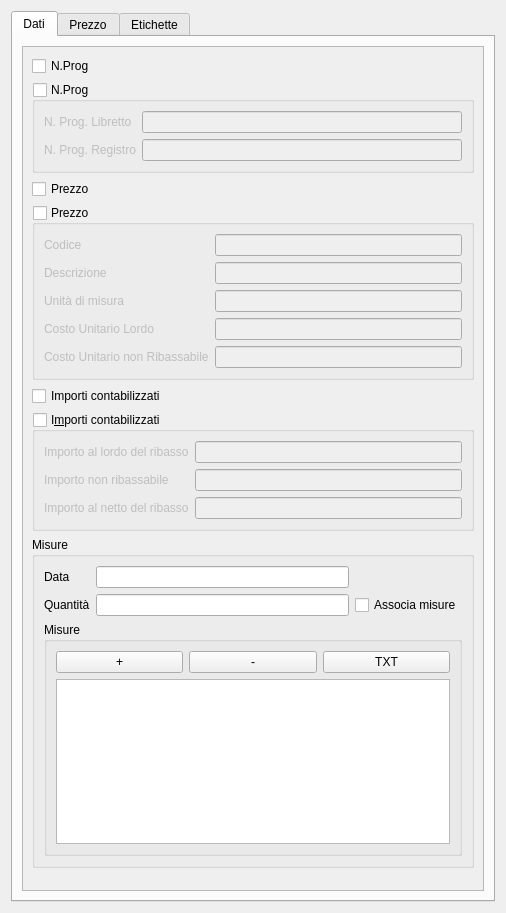
This is qcostgui/accountingitemppugui.ui in mickele77/qcost as Qt 5 draws it before an edit. The edited form follows.
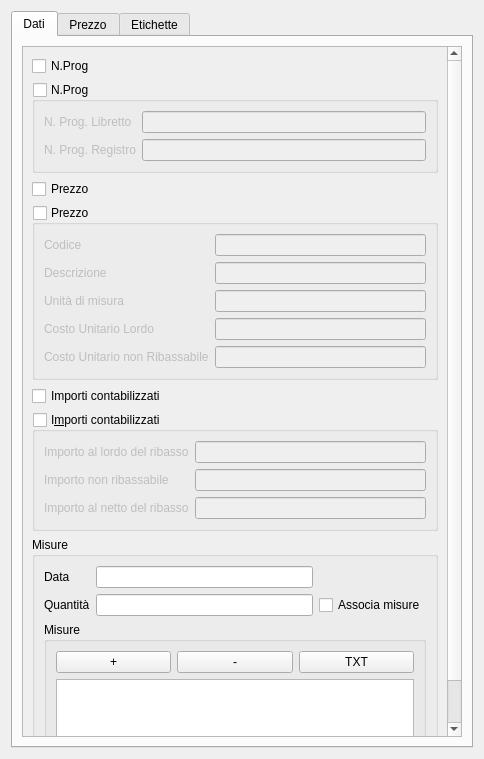
This is the edited form.

Diff of the .ui file:
```diff
--- a/qcostgui/accountingitemppugui.ui
+++ b/qcostgui/accountingitemppugui.ui
@@ -6,8 +6,8 @@
    <rect>
     <x>0</x>
     <y>0</y>
-    <width>506</width>
-    <height>913</height>
+    <width>484</width>
+    <height>759</height>
    </rect>
   </property>
   <property name="windowTitle">
@@ -33,9 +33,9 @@
           <property name="geometry">
            <rect>
             <x>0</x>
-            <y>-19</y>
-            <width>451</width>
-            <height>864</height>
+            <y>0</y>
+            <width>429</width>
+            <height>862</height>
            </rect>
           </property>
           <layout class="QGridLayout" name="gridLayout_2">
```
Left out of the diff: 2 changed lines with no effect on the pictures.
